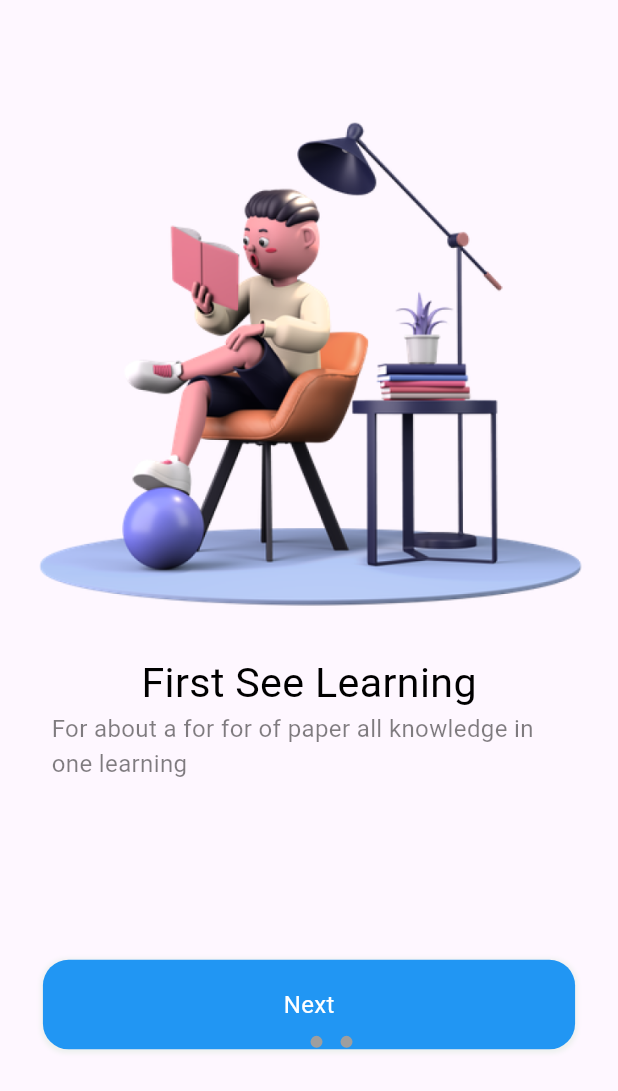
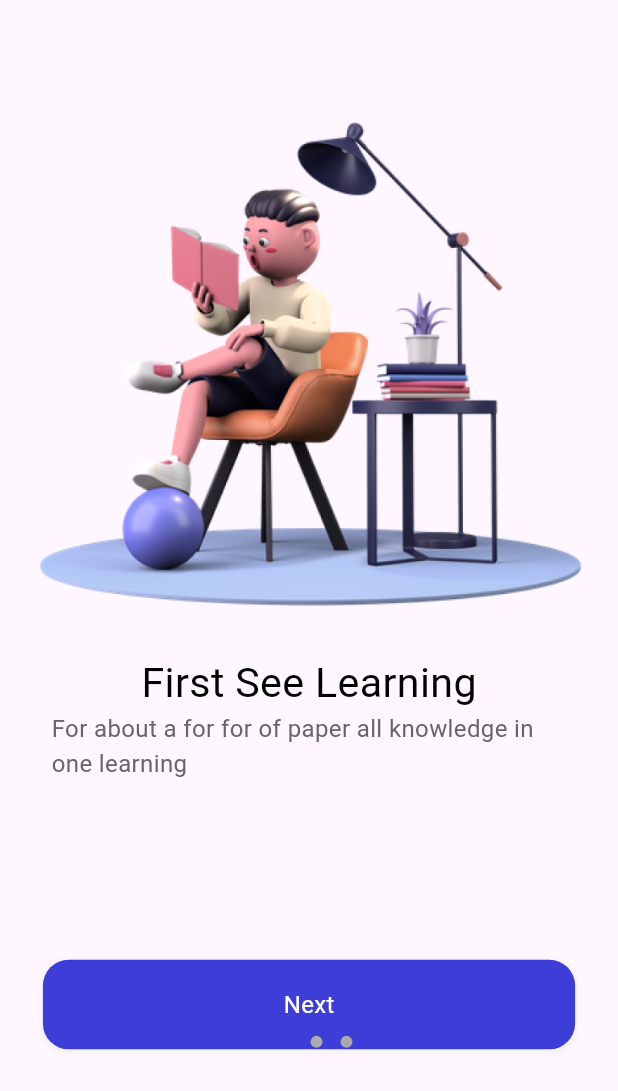
Before and after one commit to SanjayCodes04/Course_app, a Flutter app: the screen it shows after launch, on a phone screen of 412 x 824 dp. Shown: the top 1091 px of the screen. Run offline on Flutter 3.47's test engine with Material 3 defaults, Android fonts, the phone set to English and light mode, and no system bars; drawn by our look-alikes of dots_indicator; our stand-ins replace cloud_firestore, flutter_bloc, flutter_screenutil; accounts and stored records are empty.

Commit message:
updated UI colors

```diff
--- a/lib/common/values/colors.dart
+++ b/lib/common/values/colors.dart
@@ -22,10 +22,10 @@ class AppColors {
   static const Color primarySecondaryElementText =
       Color.fromARGB(255, 102, 102, 102);
   // main widget third color grey
-  static const Color primaryThreeElementText =
+  static const Color primaryThirdElementText =
       Color.fromARGB(255, 170, 170, 170);
 
-  static const Color primaryFourElementText =
+  static const Color primaryFourthElementText =
       Color.fromARGB(255, 204, 204, 204);
   //state color
   static const Color primaryElementStatus = Color.fromARGB(255, 88, 174, 127);
--- a/lib/pages/sign_in/sign_in.dart
+++ b/lib/pages/sign_in/sign_in.dart
@@ -26,7 +26,7 @@ class _SignInState extends State<SignIn> {
                 Center(
                     child: reusableText("Or use your email account to login")),
                 Container(
-                  margin: EdgeInsets.only(top: 66.h),
+                  margin: EdgeInsets.only(top: 36.h),
                   padding: EdgeInsets.only(left: 25.w, right: 25.w),
                   child: Column(
                     crossAxisAlignment: CrossAxisAlignment.start,
--- a/lib/pages/welcome/welcome.dart
+++ b/lib/pages/welcome/welcome.dart
@@ -1,3 +1,4 @@
+import 'package:courseapp/common/values/colors.dart';
 import 'package:courseapp/main.dart';
 import 'package:courseapp/pages/welcome/bloc/welcome_bloc.dart';
 import 'package:courseapp/pages/welcome/bloc/welcome_events.dart';
@@ -66,8 +67,8 @@ class _WelcomeState extends State<Welcome> {
                     dotsCount: 3,
                     mainAxisAlignment: MainAxisAlignment.center,
                     decorator: DotsDecorator(
-                        activeColor: Colors.blue,
-                        color: Colors.grey,
+                        activeColor: AppColors.primaryElement,
+                        color: AppColors.primaryThirdElementText,
                         size: const Size.square(8.0),
                         activeSize: const Size(18.0, 8.0),
                         activeShape: RoundedRectangleBorder(
@@ -99,7 +100,7 @@ class _WelcomeState extends State<Welcome> {
           child: Text(
             title,
             style: TextStyle(
-                color: Colors.black,
+                color: AppColors.primaryText,
                 fontSize: 24.sp,
                 fontWeight: FontWeight.normal),
           ),
@@ -110,7 +111,7 @@ class _WelcomeState extends State<Welcome> {
           child: Text(
             subTitle,
             style: TextStyle(
-                color: Colors.black.withOpacity(0.5),
+                color: AppColors.primarySecondaryElementText,
                 fontSize: 14.sp,
                 fontWeight: FontWeight.normal),
           ),
@@ -134,11 +135,11 @@ class _WelcomeState extends State<Welcome> {
             width: 325.w,
             height: 50.h,
             decoration: BoxDecoration(
-              color: Colors.blue,
+              color: AppColors.primaryElement,
               borderRadius: BorderRadius.all(Radius.circular(15.w)),
               boxShadow: [
                 BoxShadow(
-                  color: Colors.green.withOpacity(0.1),
+                  color: Colors.grey.withOpacity(0.1),
                   spreadRadius: 1,
                   blurRadius: 2,
                   offset: const Offset(
```
Also changed, not shown: lib/pages/sign_in/widgets/sign_in_widgets.dart (+9 -6 lines).
